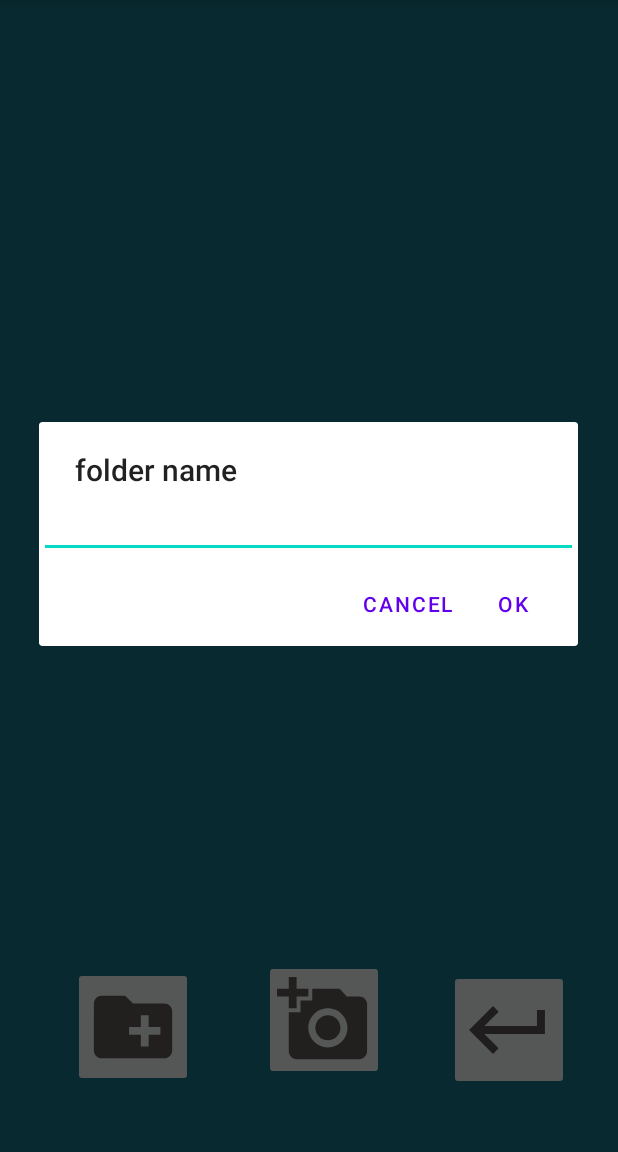
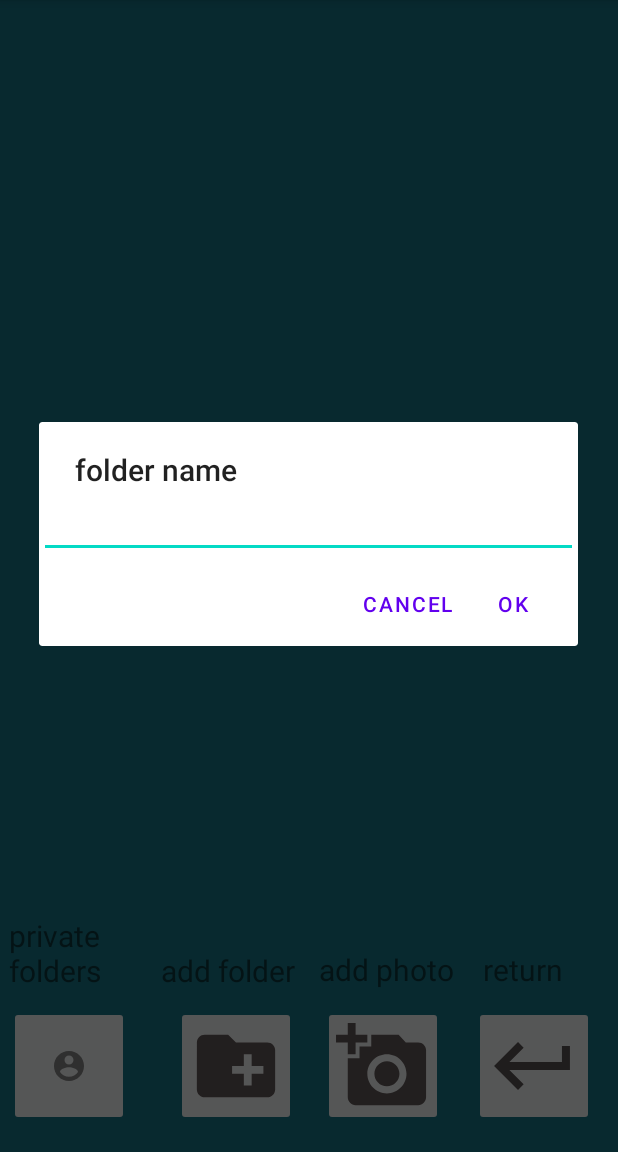
Before and after one commit to I-R-M/YouStudent, an Android app: the SharedFolderActivity screen opened directly, with no data from a screen before it, after a tap on an icon or button, on a phone screen of 412 x 824 dp, the part 84-1236 px from its top. Run offline under Robolectric (Android 15) with nearby library versions, the phone set to English and light mode, and no system bars; our stand-ins replace Firebase (no records; nobody signed in at launch, a user with empty details on screens opened directly); 1 statement that could not run was skipped.

Commit message:
fixing shared folders and done little things

```diff
--- a/app/build.gradle
+++ b/app/build.gradle
@@ -36,7 +36,9 @@
     implementation 'com.google.android.material:material:1.4.0'
     implementation 'androidx.constraintlayout:constraintlayout:2.1.1'
     implementation 'com.google.firebase:firebase-storage:20.0.0'
+//    implementation 'com.google.firebase:firebase-admin:8.1.0'
     testImplementation 'junit:junit:4.+'
     androidTestImplementation 'androidx.test.ext:junit:1.1.3'
     androidTestImplementation 'androidx.test.espresso:espresso-core:3.4.0'
+
 }
--- a/app/src/main/java/com/example/YouStudent/SharedFolderActivity.java
+++ b/app/src/main/java/com/example/YouStudent/SharedFolderActivity.java
@@ -36,9 +36,6 @@
     private StorageReference storageReference;
     public String m_Text = "";
 
-
-
-
     @Override
     protected void onCreate(Bundle savedInstanceState) {
         super.onCreate(savedInstanceState);
@@ -62,7 +59,6 @@
                                 continue;
                             //Change here is to dispaly the emails in a nice manner.
                                 Data.createButton(SharedFolderActivity.this, linearLayout, prefix.getName());
-
                         }
 
                         for (StorageReference item : listResult.getItems()) {
@@ -147,8 +143,12 @@
                 }
             }
         });
+        ImageButton privatebutton = findViewById(R.id.privateFoldersButton);
+        privatebutton.setOnClickListener(new View.OnClickListener() {
+            @Override
+            public void onClick(View v) {
+                Data.switchActivity(SharedFolderActivity.this,UserFolderActivity.class);
+            }
+        });
     }
-
-
-
 }
--- a/app/src/main/java/com/example/YouStudent/UserActivity.java
+++ b/app/src/main/java/com/example/YouStudent/UserActivity.java
@@ -173,6 +173,10 @@
                 image.getDownloadUrl().addOnSuccessListener(new OnSuccessListener<Uri>() {
                     @Override
                     public void onSuccess(Uri uri) {
+                        StorageReference fileToDelete = !Data.isShared ? storageReference.child(Data.getPath()+"/temp.txt")
+                                : storageReference.child(Data.getSharedPath()+"/temp.txt");
+                        if(fileToDelete != null)
+                            fileToDelete.delete();
                         Log.d("tag", "onSuccess: Uploaded Image URl is " + uri.toString());
                     }
                 });
--- /dev/null
+++ b/app/src/main/res/drawable-anydpi/ic_private_folders.xml
@@ -0,0 +1,11 @@
+<vector xmlns:android="http://schemas.android.com/apk/res/android"
+    android:width="24dp"
+    android:height="24dp"
+    android:viewportWidth="24"
+    android:viewportHeight="24"
+    android:tint="#333333"
+    android:alpha="0.6">
+  <path
+      android:fillColor="@android:color/white"
+      android:pathData="M12,2C6.48,2 2,6.48 2,12s4.48,10 10,10 10,-4.48 10,-10S17.52,2 12,2zM12,5c1.66,0 3,1.34 3,3s-1.34,3 -3,3 -3,-1.34 -3,-3 1.34,-3 3,-3zM12,19.2c-2.5,0 -4.71,-1.28 -6,-3.22 0.03,-1.99 4,-3.08 6,-3.08 1.99,0 5.97,1.09 6,3.08 -1.29,1.94 -3.5,3.22 -6,3.22z"/>
+</vector>
--- a/app/src/main/res/layout/activity_shared_folder.xml
+++ b/app/src/main/res/layout/activity_shared_folder.xml
@@ -7,6 +7,61 @@
     tools:context=".SharedFolderActivity"
     android:background="#146675">
 
+        <TextView
+            android:id="@+id/privateFolders"
+            android:layout_width="107dp"
+            android:layout_height="60dp"
+            android:text="private folders"
+            android:textSize="20sp"
+            app:layout_constraintBottom_toBottomOf="parent"
+            app:layout_constraintEnd_toEndOf="parent"
+            app:layout_constraintHorizontal_bias="0.019"
+            app:layout_constraintStart_toStartOf="parent"
+            app:layout_constraintTop_toTopOf="parent"
+            app:layout_constraintVertical_bias="0.862" />
+
+        <TextView
+            android:id="@+id/addPhotoTextShare"
+            android:layout_width="96dp"
+            android:layout_height="34dp"
+            android:layout_marginEnd="10dp"
+            android:text="add photo"
+            android:textSize="20sp"
+            app:layout_constraintBottom_toBottomOf="parent"
+            app:layout_constraintEnd_toEndOf="parent"
+            app:layout_constraintHorizontal_bias="0.695"
+            app:layout_constraintStart_toStartOf="parent"
+            app:layout_constraintTop_toTopOf="parent"
+            app:layout_constraintVertical_bias="0.862" />
+
+        <TextView
+            android:id="@+id/addFolderTextShare"
+            android:layout_width="101dp"
+            android:layout_height="33dp"
+            android:layout_marginEnd="10dp"
+            android:text="add folder"
+            android:textSize="20sp"
+            app:layout_constraintBottom_toBottomOf="parent"
+            app:layout_constraintEnd_toEndOf="parent"
+            app:layout_constraintHorizontal_bias="0.358"
+            app:layout_constraintStart_toStartOf="parent"
+            app:layout_constraintTop_toTopOf="parent"
+            app:layout_constraintVertical_bias="0.862" />
+
+        <TextView
+            android:id="@+id/returnTextShare"
+            android:layout_width="74dp"
+            android:layout_height="34dp"
+            android:layout_marginStart="10dp"
+            android:text="return"
+            android:textSize="20sp"
+            app:layout_constraintBottom_toBottomOf="parent"
+            app:layout_constraintEnd_toEndOf="parent"
+            app:layout_constraintHorizontal_bias="0.952"
+            app:layout_constraintStart_toStartOf="parent"
+            app:layout_constraintTop_toTopOf="parent"
+            app:layout_constraintVertical_bias="0.862" />
+
         <ImageButton
             android:id="@+id/sharedreturnbutton"
             android:layout_width="80dp"
@@ -14,10 +69,10 @@
             android:importantForAccessibility="no"
             app:layout_constraintBottom_toBottomOf="parent"
             app:layout_constraintEnd_toEndOf="parent"
-            app:layout_constraintHorizontal_bias="0.902"
+            app:layout_constraintHorizontal_bias="0.951"
             app:layout_constraintStart_toStartOf="parent"
             app:layout_constraintTop_toTopOf="parent"
-            app:layout_constraintVertical_bias="0.94"
+            app:layout_constraintVertical_bias="0.975"
             app:srcCompat="@drawable/ic_return2_foreground" />
 
         <ImageButton
@@ -27,11 +82,12 @@
             android:importantForAccessibility="no"
             app:layout_constraintBottom_toBottomOf="parent"
             app:layout_constraintEnd_toEndOf="parent"
-            app:layout_constraintHorizontal_bias="0.531"
+            app:layout_constraintHorizontal_bias="0.649"
             app:layout_constraintStart_toStartOf="parent"
             app:layout_constraintTop_toTopOf="parent"
-            app:layout_constraintVertical_bias="0.93"
+            app:layout_constraintVertical_bias="0.975"
             app:srcCompat="@drawable/ic_take_photo_foreground" />
+
         <TextView
             android:id="@+id/shared_directorydisplay"
             android:layout_width="360dp"
@@ -44,6 +100,7 @@
             app:layout_constraintStart_toStartOf="parent"
             app:layout_constraintTop_toTopOf="parent"
             app:layout_constraintVertical_bias="0.707" />
+
         <ImageButton
             android:id="@+id/sharedaddFolder"
             android:layout_width="80dp"
@@ -51,21 +108,33 @@
             android:importantForAccessibility="no"
             app:layout_constraintBottom_toBottomOf="parent"
             app:layout_constraintEnd_toEndOf="parent"
-            app:layout_constraintHorizontal_bias="0.146"
+            app:layout_constraintHorizontal_bias="0.353"
             app:layout_constraintStart_toStartOf="parent"
             app:layout_constraintTop_toTopOf="parent"
-            app:layout_constraintVertical_bias="0.937"
+            app:layout_constraintVertical_bias="0.975"
             app:srcCompat="@drawable/ic_tadd_folder_foreground" />
 
         <LinearLayout
             android:id="@+id/shared_linear_layout"
             android:layout_width="313dp"
             android:layout_height="476dp"
-            android:orientation="horizontal"
+            android:orientation="vertical"
             app:layout_constraintBottom_toBottomOf="parent"
             app:layout_constraintEnd_toEndOf="parent"
             app:layout_constraintStart_toStartOf="parent"
             app:layout_constraintTop_toTopOf="parent"
             app:layout_constraintVertical_bias="0.268"></LinearLayout>
 
+        <ImageButton
+            android:id="@+id/privateFoldersButton"
+            android:layout_width="80dp"
+            android:layout_height="80dp"
+            app:layout_constraintBottom_toBottomOf="parent"
+            app:layout_constraintEnd_toEndOf="parent"
+            app:layout_constraintHorizontal_bias="0.018"
+            app:layout_constraintStart_toStartOf="parent"
+            app:layout_constraintTop_toTopOf="parent"
+            app:layout_constraintVertical_bias="0.975"
+            app:srcCompat="@drawable/ic_private_folders" />
+
 </androidx.constraintlayout.widget.ConstraintLayout>
```
Also changed, not shown: app/src/main/java/com/example/YouStudent/Data.java (+25 -24 lines), app/src/main/res/layout/activity_user_folder.xml (+54 -1 lines), app/src/main/res/drawable-hdpi/ic_private_folders.png (added), app/src/main/res/drawable-mdpi/ic_private_folders.png (added), app/src/main/res/drawable-xhdpi/ic_private_folders.png (added), app/src/main/res/drawable-xxhdpi/ic_private_folders.png (added), 1 other file.
